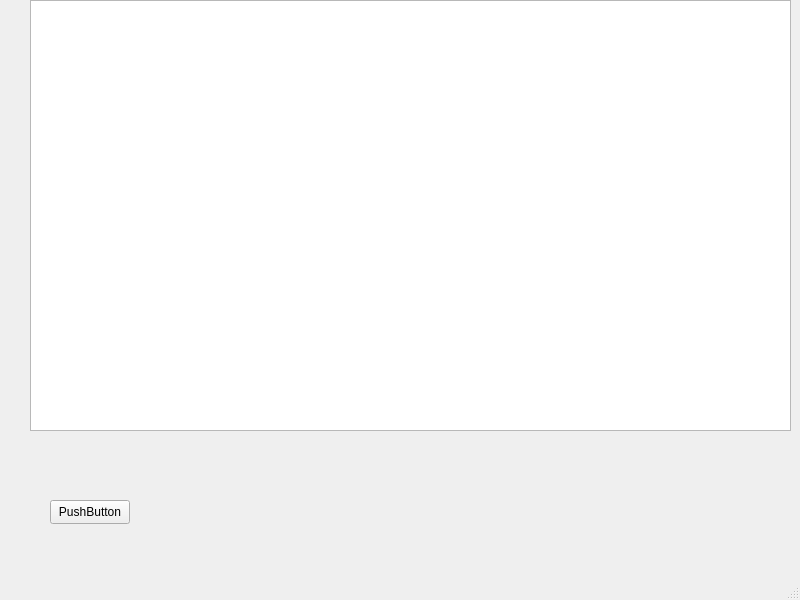
Old version of the form marketwindow.ui in the repository VoRaX00/Market.
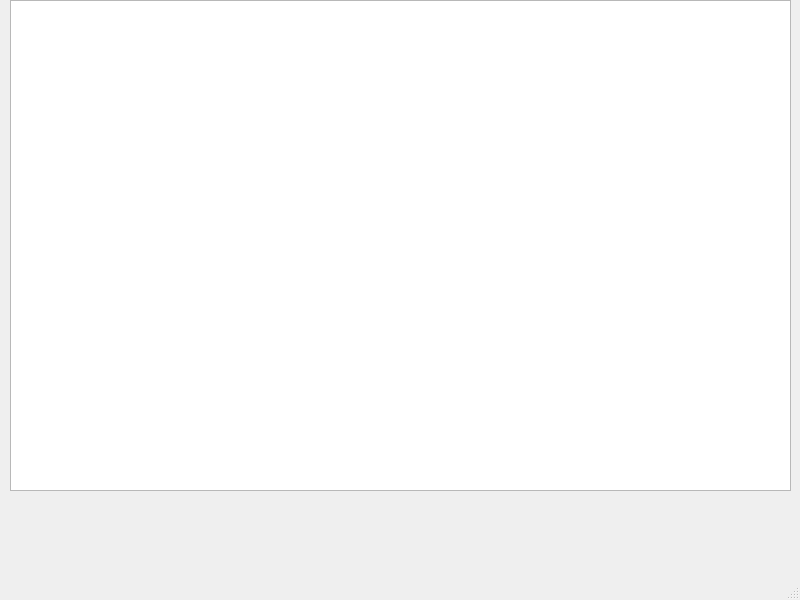
New version of the form.

Commit message: implemented addiotion products in table, and configured table interface

```diff
--- a/marketwindow.ui
+++ b/marketwindow.ui
@@ -17,26 +17,13 @@
    <widget class="QTableView" name="tableView">
     <property name="geometry">
      <rect>
-      <x>30</x>
+      <x>10</x>
       <y>0</y>
-      <width>761</width>
-      <height>431</height>
+      <width>781</width>
+      <height>491</height>
      </rect>
     </property>
    </widget>
-   <widget class="QPushButton" name="pushButton">
-    <property name="geometry">
-     <rect>
-      <x>50</x>
-      <y>500</y>
-      <width>80</width>
-      <height>24</height>
-     </rect>
-    </property>
-    <property name="text">
-     <string>PushButton</string>
-    </property>
-   </widget>
   </widget>
   <widget class="QMenuBar" name="menubar">
    <property name="geometry">
```
The commit also changes 3 other files.
